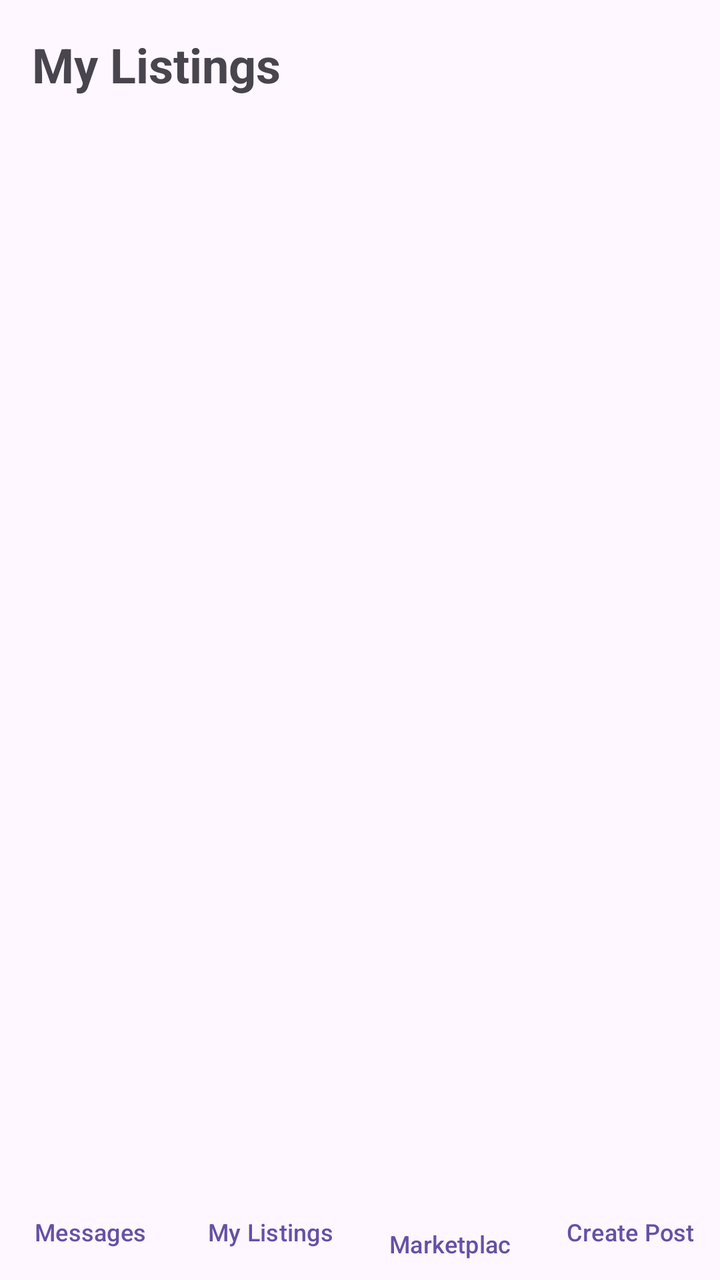
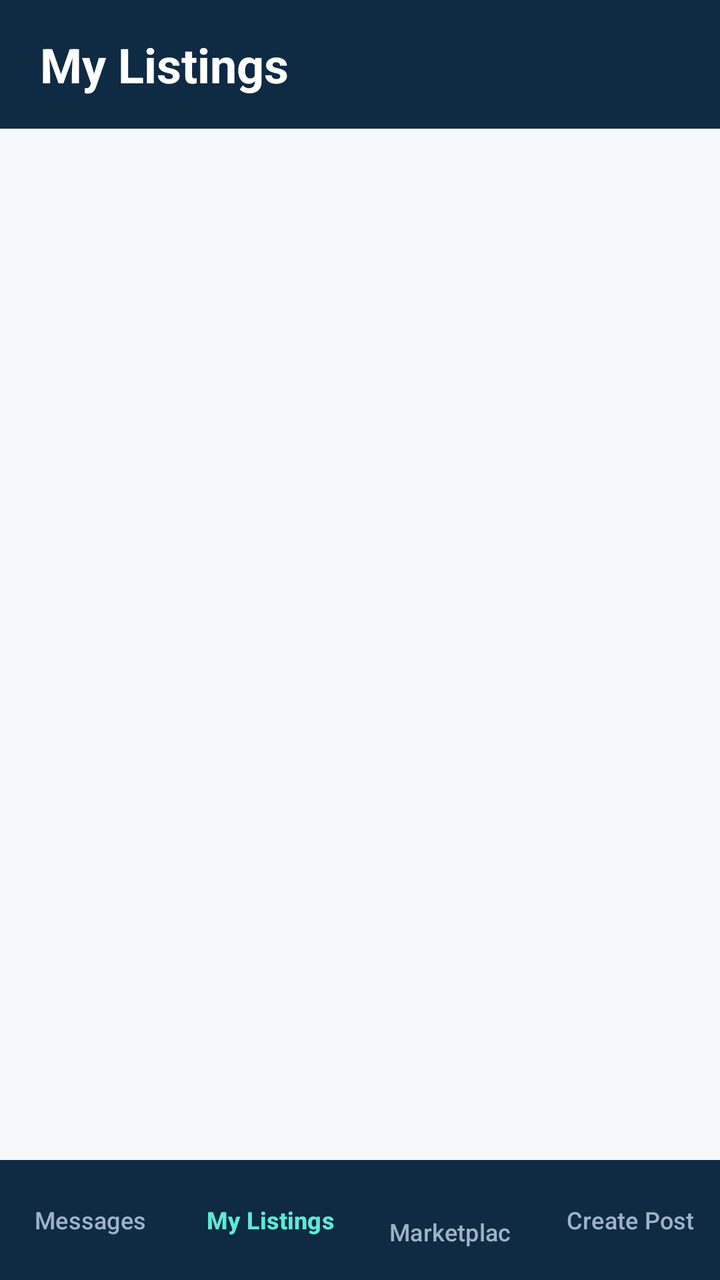

Before-and-after screenshots of an Android layout around one commit, followed by the original layout XML and the change that was made.
<!-- AndroidManifest.xml: application theme Theme.SOFE4640UFinalProject -->
<!-- res/layout/activity_my_listings.xml -->
<?xml version="1.0" encoding="utf-8"?>
<LinearLayout xmlns:android="http://schemas.android.com/apk/res/android"
    xmlns:tools="http://schemas.android.com/tools"
    android:id="@+id/main"
    android:layout_width="match_parent"
    android:layout_height="match_parent"
    android:orientation="vertical"
    tools:context=".myListings">

    <TextView
        android:layout_width="wrap_content"
        android:layout_height="wrap_content"
        android:padding="16dp"
        android:text="My Listings"
        android:textSize="24sp"
        android:textStyle="bold" />

    <androidx.recyclerview.widget.RecyclerView
        android:id="@+id/rvMyListings"
        android:layout_width="match_parent"
        android:layout_height="0dp"
        android:layout_weight="1" />

    <LinearLayout
        android:layout_width="match_parent"
        android:layout_height="wrap_content"
        android:orientation="horizontal">

        <Button
            android:id="@+id/btnMessages"
            style="@style/Widget.Material3.Button.TextButton"
            android:layout_width="0dp"
            android:layout_height="wrap_content"
            android:layout_weight="1"
            android:maxLines="1"
            android:text="Messages"
            android:textSize="12sp" />

        <Button
            android:id="@+id/btnMyListings"
            style="@style/Widget.Material3.Button.TextButton"
            android:layout_width="0dp"
            android:layout_height="wrap_content"
            android:layout_weight="1"
            android:maxLines="1"
            android:text="My Listings"
            android:textSize="12sp" />

        <Button
            android:id="@+id/btnHome"
            style="@style/Widget.Material3.Button.TextButton"
            android:layout_width="0dp"
            android:layout_height="wrap_content"
            android:layout_weight="1"
            android:maxLines="1"
            android:text="Marketplace"
            android:textSize="12sp" />

        <Button
            android:id="@+id/btnPost"
            style="@style/Widget.Material3.Button.TextButton"
            android:layout_width="0dp"
            android:layout_height="wrap_content"
            android:layout_weight="1"
            android:maxLines="1"
            android:text="Create Post"
            android:textSize="12sp" />
    </LinearLayout>
</LinearLayout>
<!-- resources referenced by this layout -->
<resources>
  <style name="Theme.SOFE4640UFinalProject" parent="Base.Theme.SOFE4640UFinalProject" />
  <style name="Base.Theme.SOFE4640UFinalProject" parent="Theme.Material3.DayNight.NoActionBar">
          
          
      </style>
</resources>

<!-- the commit's change to res/layout/activity_my_listings.xml (unified diff, before → after) -->
@@ -4,27 +4,47 @@
     android:id="@+id/main"
     android:layout_width="match_parent"
     android:layout_height="match_parent"
+    android:background="@color/bg_main"
     android:orientation="vertical"
     tools:context=".myListings">
 
-    <TextView
-        android:layout_width="wrap_content"
+    
+    <LinearLayout
+        android:layout_width="match_parent"
         android:layout_height="wrap_content"
-        android:padding="16dp"
-        android:text="My Listings"
-        android:textSize="24sp"
-        android:textStyle="bold" />
+        android:background="@color/primary"
+        android:gravity="center_vertical"
+        android:orientation="horizontal"
+        android:paddingHorizontal="20dp"
+        android:paddingVertical="16dp">
 
+        <TextView
+            android:layout_width="0dp"
+            android:layout_height="wrap_content"
+            android:layout_weight="1"
+            android:text="My Listings"
+            android:textColor="@color/surface"
+            android:textSize="24sp"
+            android:textStyle="bold" />
+    </LinearLayout>
+
+    
     <androidx.recyclerview.widget.RecyclerView
         android:id="@+id/rvMyListings"
         android:layout_width="match_parent"
         android:layout_height="0dp"
-        android:layout_weight="1" />
+        android:layout_weight="1"
+        android:clipToPadding="false"
+        android:paddingHorizontal="12dp"
+        android:paddingTop="12dp" />
 
+    
     <LinearLayout
         android:layout_width="match_parent"
         android:layout_height="wrap_content"
-        android:orientation="horizontal">
+        android:background="@color/primary"
+        android:orientation="horizontal"
+        android:paddingVertical="6dp">
 
         <Button
             android:id="@+id/btnMessages"
@@ -34,8 +54,10 @@
             android:layout_weight="1"
             android:maxLines="1"
             android:text="Messages"
+            android:textColor="@color/nav_inactive"
             android:textSize="12sp" />
 
+        
         <Button
             android:id="@+id/btnMyListings"
             style="@style/Widget.Material3.Button.TextButton"
@@ -44,7 +66,9 @@
             android:layout_weight="1"
             android:maxLines="1"
             android:text="My Listings"
-            android:textSize="12sp" />
+            android:textColor="@color/accent_light"
+            android:textSize="12sp"
+            android:textStyle="bold" />
 
         <Button
             android:id="@+id/btnHome"
@@ -54,6 +78,7 @@
             android:layout_weight="1"
             android:maxLines="1"
             android:text="Marketplace"
+            android:textColor="@color/nav_inactive"
             android:textSize="12sp" />
 
         <Button
@@ -64,6 +89,7 @@
             android:layout_weight="1"
             android:maxLines="1"
             android:text="Create Post"
+            android:textColor="@color/nav_inactive"
             android:textSize="12sp" />
     </LinearLayout>
 </LinearLayout>
<!-- resource entries referenced after the edit -->
@@ -1,5 +1,10 @@
 <!-- resources referenced by this layout -->
 <resources>
+  <color name="accent_light">#5EEAD4</color>
+  <color name="bg_main">#F6F8FB</color>
+  <color name="nav_inactive">#9FB3C8</color>
+  <color name="primary">#0F2A43</color>
+  <color name="surface">#FFFFFF</color>
   <style name="Theme.SOFE4640UFinalProject" parent="Base.Theme.SOFE4640UFinalProject" />
   <style name="Base.Theme.SOFE4640UFinalProject" parent="Theme.Material3.DayNight.NoActionBar">
           
